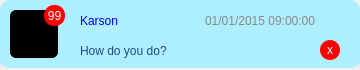
First picture: the form in client/ui/chating_item.ui, repository TT2TER/Echoplex, before the edit.
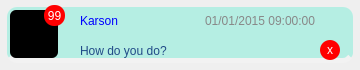
Second picture: the form after the edit.

```diff
--- a/client/ui/chating_item.ui
+++ b/client/ui/chating_item.ui
@@ -56,13 +56,13 @@
       </size>
      </property>
      <property name="styleSheet">
-      <string notr="true">QWidget#widgetMain{
-	background-color: rgb(174, 239, 255);
-	border-radius: 10px;
-	border-bottom: 2px solid #F2F2F2;
-}
-
-</string>
+      <string notr="true">QWidget#widgetMain {
+        background-color: rgba(70, 236, 206, 87);
+        border-radius: 10px;
+        border-bottom: 5px solid #F2F2F2;
+        padding: 7px;
+        margin: 7px;
+    }</string>
      </property>
      <widget class="QWidget" name="avatar" native="true">
       <property name="geometry">
```
